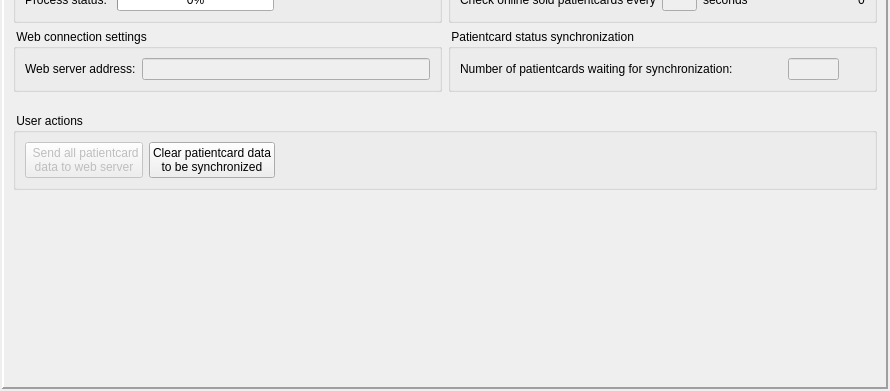
Before: the Qt Designer form websync/dlgmain.ui in tbikfalvi/Belenus, drawn with Qt 5; both pictures show x 0 to 890 and y 211 to 602 of the 890 by 602 pixel window.
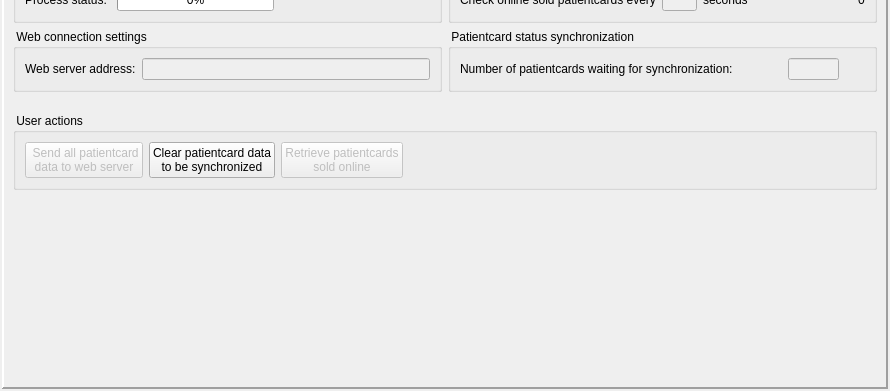
After: the same form once the commit is applied. Icons and pictures are not drawn.

The edit to the form file:
```diff
--- a/websync/dlgmain.ui
+++ b/websync/dlgmain.ui
@@ -766,7 +766,7 @@
            </property>
           </widget>
          </item>
-         <item row="0" column="2">
+         <item row="0" column="3">
           <spacer name="horizontalSpacer_7">
            <property name="orientation">
             <enum>Qt::Horizontal</enum>
@@ -800,6 +800,27 @@
            </property>
           </widget>
          </item>
+         <item row="0" column="2">
+          <widget class="QPushButton" name="pbSyncOnlinePC">
+           <property name="enabled">
+            <bool>false</bool>
+           </property>
+           <property name="text">
+            <string>Retrieve patientcards
+sold online</string>
+           </property>
+           <property name="icon">
+            <iconset resource="websync.qrc">
+             <normaloff>:/onlinepcsync.png</normaloff>:/onlinepcsync.png</iconset>
+           </property>
+           <property name="iconSize">
+            <size>
+             <width>40</width>
+             <height>40</height>
+            </size>
+           </property>
+          </widget>
+         </item>
         </layout>
        </widget>
       </item>
```
Left out of the diff: 2 changed lines with no effect on the pictures.
